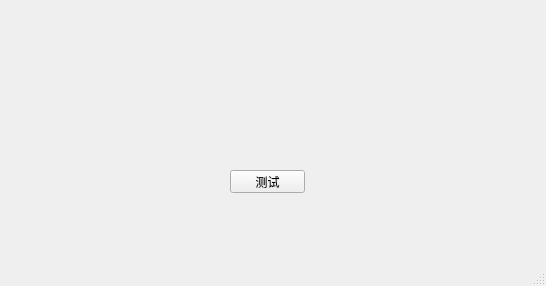
First picture: the form in mainwindow.ui, repository iwxyi/Qt-JellyButtonBox, before the edit.
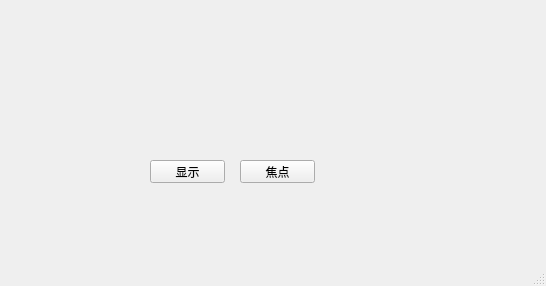
Second picture: the form after the edit.

Commit message: 添加关闭的方案

```diff
--- a/mainwindow.ui
+++ b/mainwindow.ui
@@ -17,14 +17,27 @@
    <widget class="QPushButton" name="pushButton">
     <property name="geometry">
      <rect>
-      <x>230</x>
-      <y>170</y>
+      <x>150</x>
+      <y>160</y>
       <width>75</width>
       <height>23</height>
      </rect>
     </property>
     <property name="text">
-     <string>测试</string>
+     <string>显示</string>
+    </property>
+   </widget>
+   <widget class="QPushButton" name="pushButton_2">
+    <property name="geometry">
+     <rect>
+      <x>240</x>
+      <y>160</y>
+      <width>75</width>
+      <height>23</height>
+     </rect>
+    </property>
+    <property name="text">
+     <string>焦点</string>
     </property>
    </widget>
   </widget>
```
The commit also changes 2 other files.
